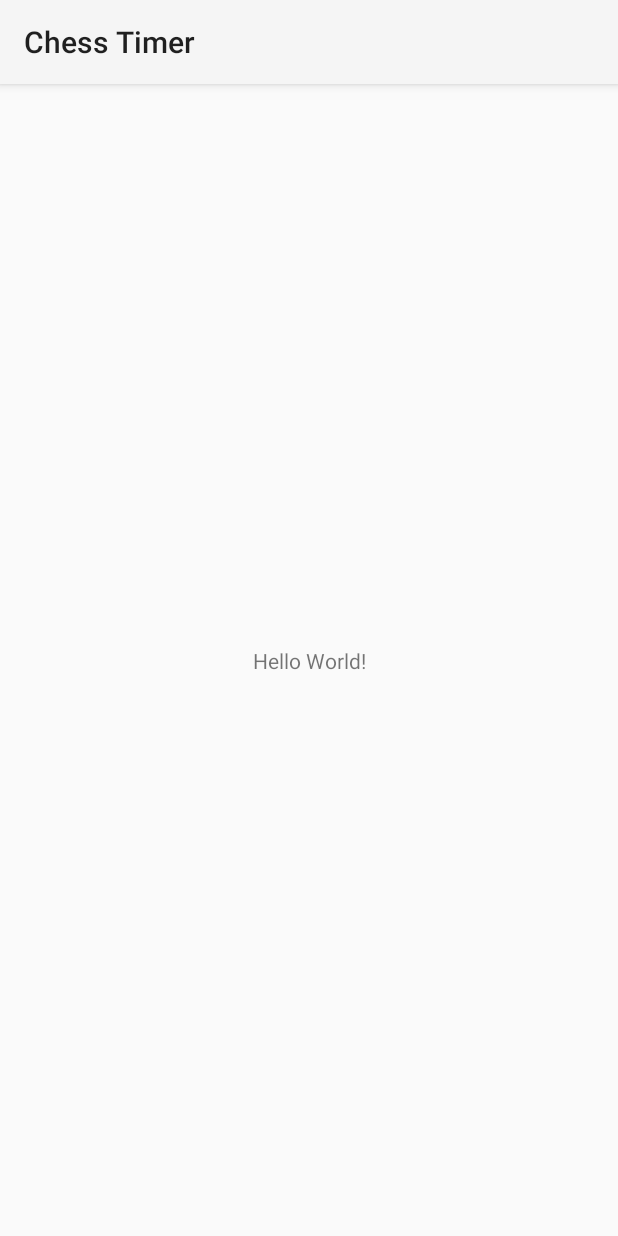
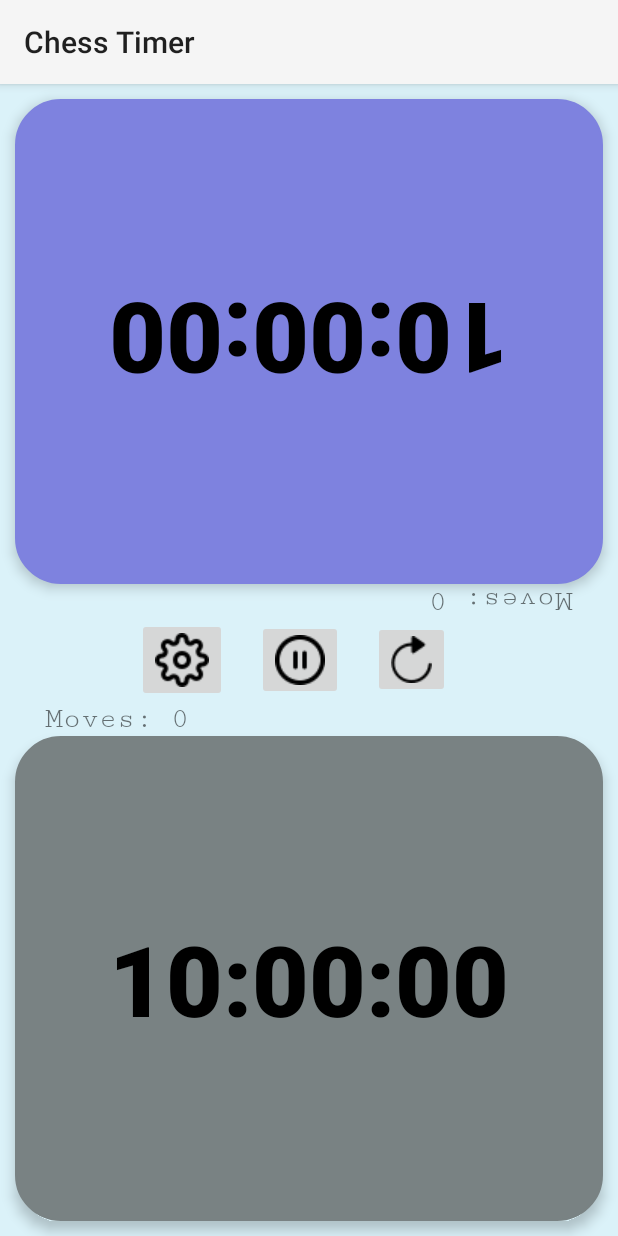
Before and after one commit to nayak-harshit/Chess-Timer, an Android app: the screen it shows after launch (MainActivity), on a phone screen of 412 x 824 dp. Run offline under Robolectric (Android 15) with nearby library versions, the phone set to English and light mode, and no system bars.

Commit message:
Main Activity Design Complete and Working Properly

```diff
--- a/app/src/main/AndroidManifest.xml
+++ b/app/src/main/AndroidManifest.xml
@@ -1,6 +1,6 @@
 <?xml version="1.0" encoding="utf-8"?>
 <manifest xmlns:android="http://schemas.android.com/apk/res/android"
-    package="com.example.chesstimer">
+    package="com.example.chesstimer" >
 
     <application
         android:allowBackup="true"
@@ -8,10 +8,10 @@
         android:label="@string/app_name"
         android:roundIcon="@mipmap/ic_launcher_round"
         android:supportsRtl="true"
-        android:theme="@style/Theme.ChessTimer">
+        android:theme="@style/Theme.ChessTimer" >
         <activity
             android:name=".MainActivity"
-            android:exported="true">
+            android:exported="true" >
             <intent-filter>
                 <action android:name="android.intent.action.MAIN" />
 
--- a/app/src/main/java/com/example/chesstimer/MainActivity.java
+++ b/app/src/main/java/com/example/chesstimer/MainActivity.java
@@ -1,7 +1,6 @@
 package com.example.chesstimer;
 
 import androidx.appcompat.app.AppCompatActivity;
-
 import android.os.Bundle;
 
 public class MainActivity extends AppCompatActivity {
--- /dev/null
+++ b/app/src/main/res/drawable/ic_setting_icon.xml
@@ -0,0 +1,23 @@
+<vector xmlns:android="http://schemas.android.com/apk/res/android"
+    android:width="36dp"
+    android:height="36dp"
+    android:viewportWidth="36"
+    android:viewportHeight="36"
+
+    >
+  <path
+      android:pathData="M22.5,18A4.5,4.5 0,1 1,18 13.5,4.5 4.5,0 0,1 22.5,18Z"
+      android:strokeLineJoin="round"
+      android:strokeWidth="3"
+      android:fillColor="#00000000"
+      android:strokeColor="#000"
+      android:strokeLineCap="round"
+      />
+  <path
+      android:pathData="M29.1,22.5a2.475,2.475 0,0 0,0.495 2.73l0.09,0.09a3,3 0,1 1,-4.245 4.245l-0.09,-0.09a2.5,2.5 0,0 0,-4.23 1.77V31.5a3,3 0,1 1,-6 0v-0.135A2.475,2.475 0,0 0,13.5 29.1a2.475,2.475 0,0 0,-2.73 0.495l-0.09,0.09A3,3 0,1 1,6.435 25.44l0.09,-0.09a2.5,2.5 0,0 0,-1.77 -4.23H4.5a3,3 0,1 1,0 -6h0.135A2.475,2.475 0,0 0,6.9 13.5a2.475,2.475 0,0 0,-0.5 -2.73l-0.09,-0.09A3,3 0,1 1,10.56 6.435l0.09,0.09a2.475,2.475 0,0 0,2.73 0.495h0.12A2.475,2.475 0,0 0,15 4.755V4.5a3,3 0,0 1,6 0v0.135a2.5,2.5 0,0 0,4.23 1.77l0.09,-0.09a3,3 0,1 1,4.245 4.245l-0.09,0.09a2.475,2.475 0,0 0,-0.5 2.73v0.12A2.475,2.475 0,0 0,31.245 15H31.5a3,3 0,0 1,0 6h-0.135A2.475,2.475 0,0 0,29.1 22.5Z"
+      android:strokeLineJoin="round"
+      android:strokeWidth="3"
+      android:fillColor="#00000000"
+      android:strokeColor="#000"
+      android:strokeLineCap="round"/>
+</vector>
--- /dev/null
+++ b/app/src/main/res/drawable/not_running_clock_background.xml
@@ -0,0 +1,19 @@
+<?xml version="1.0" encoding="utf-8"?>
+<shape
+    xmlns:android="http://schemas.android.com/apk/res/android"
+    android:shape="rectangle"
+    >
+
+    <corners
+        android:radius="30dp"/>
+
+    <solid
+        android:color="@color/not_running_clock"/>
+
+
+    <stroke
+        android:width="1dp"
+        android:color="@color/not_running_clock"
+        />
+
+</shape>
--- /dev/null
+++ b/app/src/main/res/drawable/running_clock_background.xml
@@ -0,0 +1,17 @@
+<?xml version="1.0" encoding="utf-8"?>
+<shape
+    xmlns:android="http://schemas.android.com/apk/res/android"
+    android:shape="rectangle">
+
+    <corners
+        android:radius="30dp"/>
+
+    <stroke
+        android:width="1dp"
+        android:color="@color/running_clock"
+        />
+
+    <solid
+        android:color="@color/running_clock"/>
+
+</shape>
--- a/app/src/main/res/layout/activity_main.xml
+++ b/app/src/main/res/layout/activity_main.xml
@@ -1,18 +1,107 @@
 <?xml version="1.0" encoding="utf-8"?>
-<androidx.constraintlayout.widget.ConstraintLayout xmlns:android="http://schemas.android.com/apk/res/android"
+<LinearLayout
+    xmlns:android="http://schemas.android.com/apk/res/android"
     xmlns:app="http://schemas.android.com/apk/res-auto"
     xmlns:tools="http://schemas.android.com/tools"
     android:layout_width="match_parent"
     android:layout_height="match_parent"
-    tools:context=".MainActivity">
+    android:background="@color/app_background"
+    tools:context=".MainActivity"
+    android:orientation="vertical">
+
 
     <TextView
-        android:layout_width="wrap_content"
+        android:id="@+id/textView"
+        android:layout_width="match_parent"
         android:layout_height="wrap_content"
-        android:text="Hello World!"
-        app:layout_constraintBottom_toBottomOf="parent"
-        app:layout_constraintLeft_toLeftOf="parent"
-        app:layout_constraintRight_toRightOf="parent"
-        app:layout_constraintTop_toTopOf="parent" />
+        android:layout_marginLeft="10sp"
+        android:layout_marginTop="10sp"
+        android:layout_marginRight="10sp"
+        android:layout_weight="1"
+        android:layout_gravity="top"
+        android:height="250sp"
+        android:background="@drawable/running_clock_background"
+        android:elevation="5sp"
+        android:fontFamily="sans-serif-black"
+        android:gravity="center"
+        android:rotation="180"
+        android:text="10:00:00"
+        android:textColor="@color/black"
+        android:textSize="65sp" />
 
-</androidx.constraintlayout.widget.ConstraintLayout>
+    <TextView
+        android:id="@+id/textView2"
+        android:layout_width="match_parent"
+        android:layout_height="wrap_content"
+        android:layout_marginRight="30sp"
+        android:gravity="left"
+        android:rotation="180"
+        android:text="Moves: 0"
+        android:textSize="20sp"
+        android:fontFamily="serif-monospace"
+        />
+
+    <LinearLayout
+        android:layout_width="match_parent"
+        android:layout_height="wrap_content"
+        android:layout_marginHorizontal="10sp"
+        android:gravity="center"
+
+        android:orientation="horizontal">
+
+
+        <ImageButton
+            android:id="@+id/imageButton"
+            android:layout_width="wrap_content"
+            android:layout_height="wrap_content"
+            android:layout_marginEnd="20sp"
+            app:srcCompat="@drawable/setting_icon" />
+
+        <ImageButton
+            android:id="@+id/imageButton2"
+            android:layout_width="wrap_content"
+            android:layout_height="wrap_content"
+            android:layout_marginEnd="20sp"
+            app:srcCompat="@drawable/pause_icon" />
+
+        <ImageButton
+            android:id="@+id/imageButton3"
+            android:layout_width="wrap_content"
+            android:layout_height="wrap_content"
+            android:layout_marginEnd="20sp"
+            app:srcCompat="@drawable/reset_icon" />
+    </LinearLayout>
+
+    <TextView
+        android:id="@+id/textView4"
+        android:layout_width="match_parent"
+        android:layout_height="wrap_content"
+        android:layout_marginLeft="30sp"
+        android:text="Moves: 0"
+        android:textSize="20sp"
+        android:fontFamily="serif-monospace"
+
+        />
+
+
+    <TextView
+        android:id="@+id/textView3"
+        android:layout_width="match_parent"
+        android:layout_height="wrap_content"
+        android:layout_marginLeft="10sp"
+        android:layout_marginTop="0sp"
+        android:layout_weight="1"
+        android:layout_gravity="bottom"
+        android:layout_marginRight="10sp"
+        android:layout_marginBottom="10sp"
+        android:height="250sp"
+        android:background="@drawable/not_running_clock_background"
+        android:elevation="5sp"
+        android:fontFamily="sans-serif-black"
+        android:gravity="center"
+        android:text="10:00:00"
+        android:textColor="@color/black"
+        android:textSize="65sp" />
+
+
+</LinearLayout>
--- a/app/src/main/res/values/colors.xml
+++ b/app/src/main/res/values/colors.xml
@@ -7,4 +7,8 @@
     <color name="teal_700">#FF018786</color>
     <color name="black">#FF000000</color>
     <color name="white">#FFFFFFFF</color>
+    <color name="running_clock">#7E82DF</color>
+    <color name="app_background">#DBF2F9</color>
+    <color name="not_running_clock">#798283</color>
+    <color name="status_bar">#808FF7</color>
 </resources>
```
Also changed, not shown: app/src/main/res/drawable/pause_icon.png (added), app/src/main/res/drawable/reset_icon.png (added), app/src/main/res/drawable/setting_icon.png (added).
